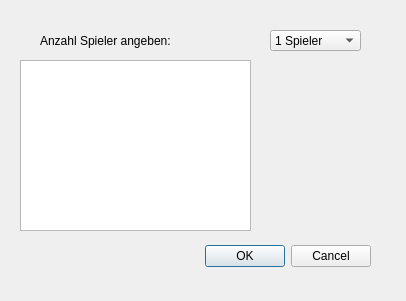
Above: multiplayerdialog.ui from michelfiedler/Kniffel.mrai before the change. Below: the same form after it.
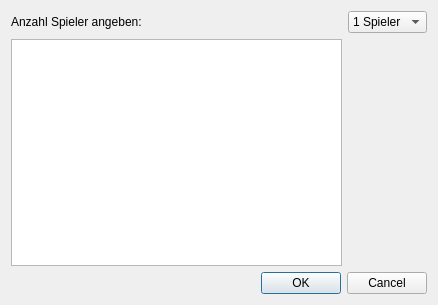
That is the form after the change.

Commit message: Änderungen Multiplayer Dialog

Patch:
```diff
--- a/multiplayerdialog.ui
+++ b/multiplayerdialog.ui
@@ -6,51 +6,23 @@
    <rect>
     <x>0</x>
     <y>0</y>
-    <width>406</width>
-    <height>301</height>
+    <width>438</width>
+    <height>305</height>
    </rect>
   </property>
   <property name="windowTitle">
    <string>Dialog</string>
   </property>
-  <widget class="QDialogButtonBox" name="buttonBox">
-   <property name="geometry">
-    <rect>
-     <x>30</x>
-     <y>240</y>
-     <width>341</width>
-     <height>32</height>
-    </rect>
-   </property>
-   <property name="orientation">
-    <enum>Qt::Horizontal</enum>
-   </property>
-   <property name="standardButtons">
-    <set>QDialogButtonBox::Cancel|QDialogButtonBox::Ok</set>
-   </property>
-  </widget>
+  <layout class="QGridLayout" name="gridLayout">
+   <item row="0" column="0">
   <widget class="QLabel" name="label">
-   <property name="geometry">
-    <rect>
-     <x>40</x>
-     <y>30</y>
-     <width>141</width>
-     <height>21</height>
-    </rect>
-   </property>
    <property name="text">
     <string>Anzahl Spieler angeben:</string>
    </property>
   </widget>
+   </item>
+   <item row="0" column="1">
   <widget class="QComboBox" name="cBSpieleranzahl">
-   <property name="geometry">
-    <rect>
-     <x>270</x>
-     <y>30</y>
-     <width>91</width>
-     <height>21</height>
-    </rect>
-   </property>
    <item>
     <property name="text">
      <string>1 Spieler</string>
@@ -87,16 +59,21 @@
     </property>
    </item>
   </widget>
-  <widget class="QTableView" name="tBSpielernamen">
-   <property name="geometry">
-    <rect>
-     <x>20</x>
-     <y>60</y>
-     <width>231</width>
-     <height>171</height>
-    </rect>
-   </property>
-  </widget>
+   </item>
+   <item row="1" column="0">
+    <widget class="QTableView" name="tBSpielernamen"/>
+   </item>
+   <item row="2" column="0" colspan="2">
+    <widget class="QDialogButtonBox" name="buttonBox">
+     <property name="orientation">
+      <enum>Qt::Horizontal</enum>
+     </property>
+     <property name="standardButtons">
+      <set>QDialogButtonBox::Cancel|QDialogButtonBox::Ok</set>
+     </property>
+    </widget>
+   </item>
+  </layout>
  </widget>
  <resources/>
  <connections>
```
Lines whose indentation alone changed are shown as unchanged. The commit also changes 1 other file.
